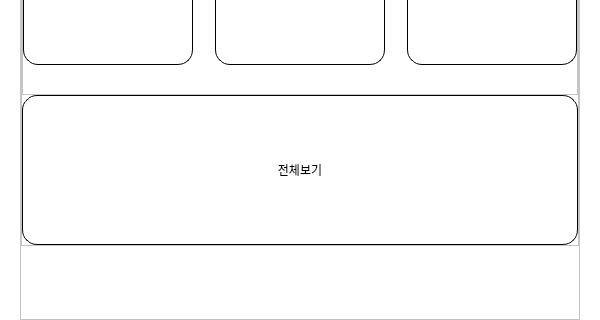
Before: the Qt Designer form seoul_main_page.ui in yunjae6875/seoul_trip_program, drawn with Qt 5; both pictures show x 0 to 600 and y 530 to 850 of the 600 by 850 pixel window.
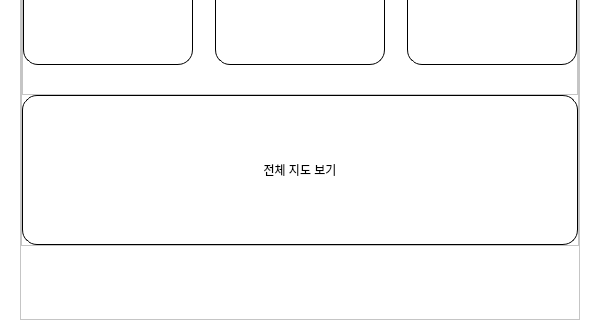
After: the same form once the commit is applied. The open tabs and pages were chosen to show the change. Icons and pictures are not drawn.

Commit message: 0704 UI 객체명 수정

Patch:
```diff
--- a/seoul_main_page.ui
+++ b/seoul_main_page.ui
@@ -435,7 +435,7 @@
                    <string notr="true"/>
                   </property>
                   <property name="text">
-                   <string>전체보기</string>
+                   <string>전체 지도 보기</string>
                   </property>
                  </widget>
                 </item>
```
Left out of the diff: 30 changed lines with no effect on the pictures.
